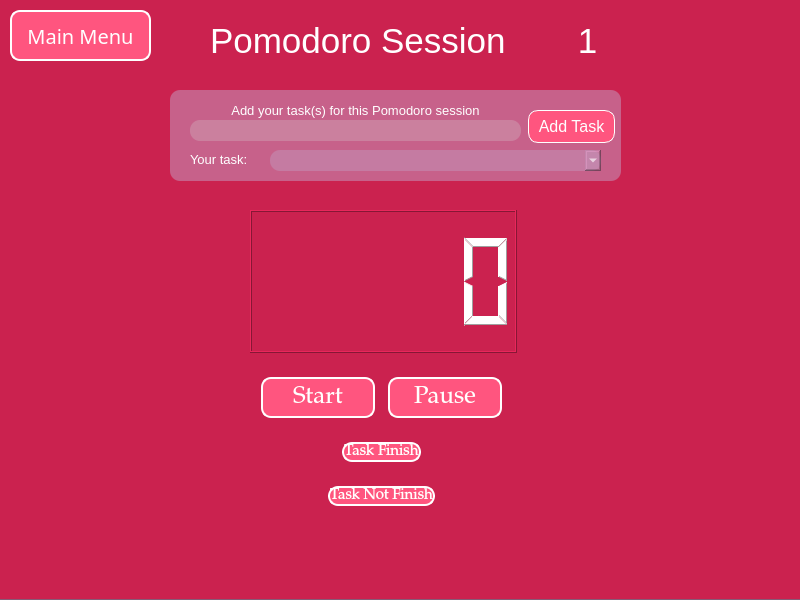
This is UI/pomodoro.ui in RamaNahawandi/TimeTrackingProject as Qt 5 draws it before an edit. The edited form follows.
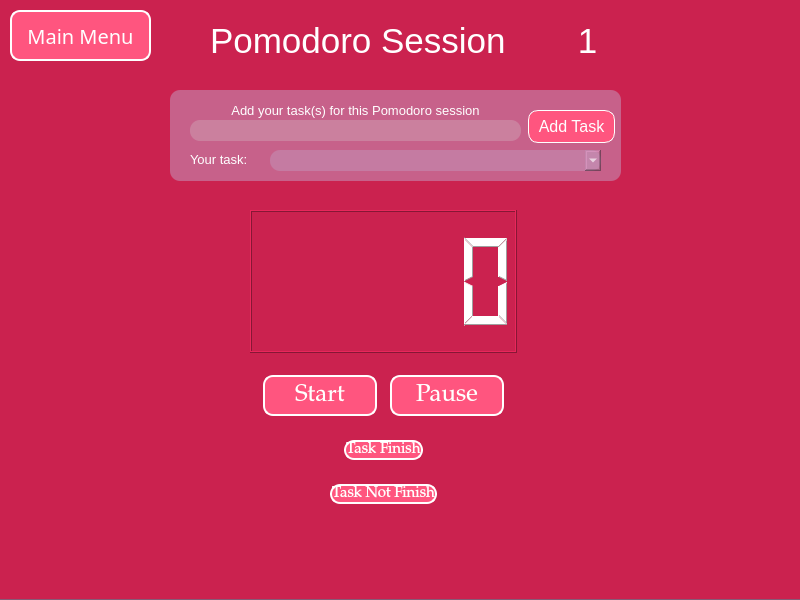
This is the edited form.

Patch:
```diff
--- a/UI/pomodoro.ui
+++ b/UI/pomodoro.ui
@@ -297,8 +297,8 @@
    <widget class="QWidget" name="verticalLayoutWidget">
     <property name="geometry">
      <rect>
-      <x>248</x>
-      <y>362</y>
+      <x>250</x>
+      <y>360</y>
       <width>267</width>
       <height>161</height>
      </rect>
```
